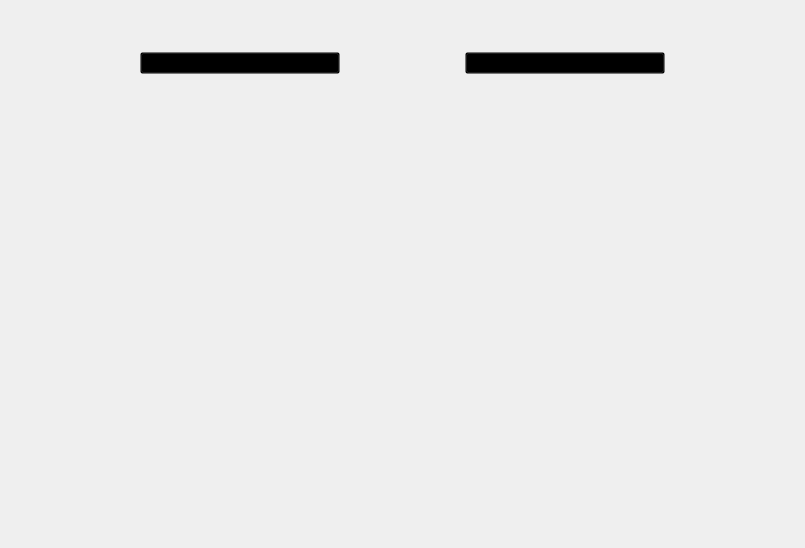
Old version of the form resource/ui/ComparePage.ui in the repository MidnightCrowing/ImageColorVisualization.
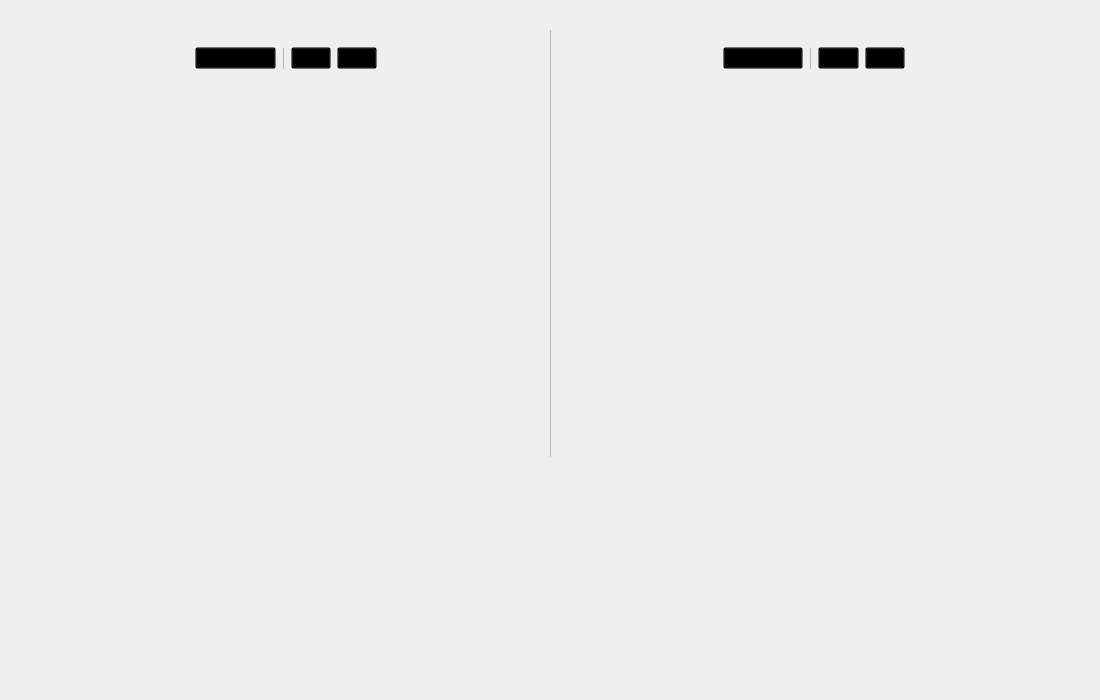
New version of the form. Custom widgets are drawn as their Qt base class.

The edit to the form file:
```diff
--- a/resource/ui/ComparePage.ui
+++ b/resource/ui/ComparePage.ui
@@ -6,10 +6,13 @@
    <rect>
     <x>0</x>
     <y>0</y>
-    <width>805</width>
-    <height>548</height>
+       <width>1100</width>
+       <height>700</height>
    </rect>
   </property>
+     <property name="windowTitle">
+         <string notr="true">ComparePage</string>
+  </property>
      <property name="locale">
          <locale language="English" country="UnitedStates"/>
      </property>
@@ -36,8 +39,8 @@
                          <rect>
                              <x>0</x>
                              <y>0</y>
-                             <width>787</width>
-                             <height>530</height>
+                             <width>1082</width>
+                             <height>682</height>
                          </rect>
                      </property>
                      <property name="styleSheet">
@@ -80,16 +83,77 @@
                                                  </item>
                                                  <item>
                                                      <widget class="QFrame" name="frame_3">
+                                                         <property name="layoutDirection">
+                                                             <enum>Qt::LayoutDirection::LeftToRight</enum>
+                                                         </property>
                                                          <layout class="QVBoxLayout" name="verticalLayout_2">
                                                              <item>
-                                                                 <widget class="PushButton" name="select_btn_1">
+                                                                 <widget class="QWidget" name="widget_4" native="true">
+                                                                     <layout class="QHBoxLayout"
+                                                                             name="horizontalLayout_5">
+                                                                         <item>
+                                                                             <widget class="PushButton"
+                                                                                     name="select_btn_1">
+                                                                                 <property name="sizePolicy">
+                                                                                     <sizepolicy hsizetype="Expanding"
+                                                                                                 vsizetype="Fixed">
+                                                                                         <horstretch>0</horstretch>
+                                                                                         <verstretch>0</verstretch>
+                                                                                     </sizepolicy>
+                                                                                 </property>
+                                                                                 <property name="layoutDirection">
+                                                                                     <enum>
+                                                                                         Qt::LayoutDirection::LeftToRight
+                                                                                     </enum>
+                                                                                 </property>
                                                                      <property name="text">
                                                                          <string>Select image</string>
                                                                      </property>
                                                                  </widget>
                                                              </item>
                                                              <item>
-                                                                 <widget class="ImageLabel" name="img_label_1">
+                                                                             <widget class="Line" name="line_2">
+                                                                                 <property name="midLineWidth">
+                                                                                     <number>1</number>
+                                                                                 </property>
+                                                                                 <property name="orientation">
+                                                                                     <enum>Qt::Orientation::Vertical
+                                                                                     </enum>
+                                                                                 </property>
+                                                                             </widget>
+                                                                         </item>
+                                                                         <item>
+                                                                             <widget class="ToggleToolButton"
+                                                                                     name="toggle_btn_img_1"/>
+                                                                         </item>
+                                                                         <item>
+                                                                             <widget class="ToggleToolButton"
+                                                                                     name="toggle_btn_point_1"/>
+                                                                         </item>
+                                                                     </layout>
+                                                                 </widget>
+                                                             </item>
+                                                             <item>
+                                                                 <widget class="QWidget" name="widget" native="true">
+                                                                     <layout class="QHBoxLayout"
+                                                                             name="horizontalLayout_3">
+                                                                         <item>
+                                                                             <spacer name="horizontalSpacer_4">
+                                                                                 <property name="orientation">
+                                                                                     <enum>Qt::Orientation::Horizontal
+                                                                                     </enum>
+                                                                                 </property>
+                                                                                 <property name="sizeHint" stdset="0">
+                                                                                     <size>
+                                                                                         <width>40</width>
+                                                                                         <height>20</height>
+                                                                                     </size>
+                                                                                 </property>
+                                                                             </spacer>
+                                                                         </item>
+                                                                         <item>
+                                                                             <widget class="ImageLabel"
+                                                                                     name="img_label_1">
                                                                      <property name="minimumSize">
                                                                          <size>
                                                                              <width>0</width>
@@ -102,23 +166,29 @@
                                                                              <height>140</height>
                                                                          </size>
                                                                      </property>
+                                                                                 <property name="layoutDirection">
+                                                                                     <enum>
+                                                                                         Qt::LayoutDirection::LeftToRight
+                                                                                     </enum>
+                                                                                 </property>
                                                                  </widget>
                                                              </item>
                                                              <item>
-                                                                 <spacer name="verticalSpacer">
+                                                                             <spacer name="horizontalSpacer_5">
                                                                      <property name="orientation">
-                                                                         <enum>Qt::Orientation::Vertical</enum>
-                                                                     </property>
-                                                                     <property name="sizeType">
-                                                                         <enum>QSizePolicy::Policy::Preferred</enum>
+                                                                                     <enum>Qt::Orientation::Horizontal
+                                                                                     </enum>
                                                                      </property>
                                                                      <property name="sizeHint" stdset="0">
                                                                          <size>
-                                                                             <width>20</width>
-                                                                             <height>40</height>
+                                                                                         <width>40</width>
+                                                                                         <height>20</height>
                                                                          </size>
                                                                      </property>
                                                                  </spacer>
+                                                                         </item>
+                                                                     </layout>
+                                                                 </widget>
                                                              </item>
                                                              <item>
                                                                  <widget class="QVTKRenderWindowInteractor"
@@ -131,15 +201,54 @@
                                                                      </property>
                                                                      <property name="maximumSize">
                                                                          <size>
-                                                                             <width>200</width>
-                                                                             <height>200</height>
+                                                                             <width>400</width>
+                                                                             <height>400</height>
                                                                          </size>
                                                                      </property>
+                                                                     <property name="layoutDirection">
+                                                                         <enum>Qt::LayoutDirection::LeftToRight</enum>
+                                                                     </property>
                                                                  </widget>
                                                              </item>
+                                                             <item>
+                                                                 <spacer name="verticalSpacer_3">
+                                                                     <property name="orientation">
+                                                                         <enum>Qt::Orientation::Vertical</enum>
+                                                                     </property>
+                                                                     <property name="sizeHint" stdset="0">
+                                                                         <size>
+                                                                             <width>20</width>
+                                                                             <height>0</height>
+                                                                         </size>
+                                                                     </property>
+                                                                 </spacer>
+                                                             </item>
                                                          </layout>
                                                      </widget>
                                                  </item>
+                                                 <item>
+                                                     <spacer name="horizontalSpacer_12">
+                                                         <property name="orientation">
+                                                             <enum>Qt::Orientation::Horizontal</enum>
+                                                         </property>
+                                                         <property name="sizeHint" stdset="0">
+                                                             <size>
+                                                                 <width>40</width>
+                                                                 <height>20</height>
+                                                             </size>
+                                                         </property>
+                                                     </spacer>
+                                                 </item>
+                                                 <item>
+                                                     <widget class="Line" name="line">
+                                                         <property name="midLineWidth">
+                                                             <number>1</number>
+                                                         </property>
+                                                         <property name="orientation">
+                                                             <enum>Qt::Orientation::Vertical</enum>
+                                                         </property>
+                                                     </widget>
+                                                 </item>
                                                  <item>
                                                      <spacer name="horizontalSpacer_2">
                                                          <property name="orientation">
@@ -160,14 +269,65 @@
                                                          </property>
                                                          <layout class="QVBoxLayout" name="verticalLayout_3">
                                                              <item>
-                                                                 <widget class="PushButton" name="select_btn_2">
+                                                                 <widget class="QWidget" name="widget_5" native="true">
+                                                                     <layout class="QHBoxLayout"
+                                                                             name="horizontalLayout_6">
+                                                                         <item>
+                                                                             <widget class="PushButton"
+                                                                                     name="select_btn_2">
+                                                                                 <property name="layoutDirection">
+                                                                                     <enum>
+                                                                                         Qt::LayoutDirection::LeftToRight
+                                                                                     </enum>
+                                                                                 </property>
                                                                      <property name="text">
                                                                          <string>Select image</string>
                                                                      </property>
                                                                  </widget>
                                                              </item>
                                                              <item>
-                                                                 <widget class="ImageLabel" name="img_label_2">
+                                                                             <widget class="Line" name="line_3">
+                                                                                 <property name="midLineWidth">
+                                                                                     <number>1</number>
+                                                                                 </property>
+                                                                                 <property name="orientation">
+                                                                                     <enum>Qt::Orientation::Vertical
+                                                                                     </enum>
+                                                                                 </property>
+                                                                             </widget>
+                                                                         </item>
+                                                                         <item>
+                                                                             <widget class="ToggleToolButton"
+                                                                                     name="toggle_btn_img_2"/>
+                                                                         </item>
+                                                                         <item>
+                                                                             <widget class="ToggleToolButton"
+                                                                                     name="toggle_btn_point_2"/>
+                                                                         </item>
+                                                                     </layout>
+                                                                 </widget>
+                                                             </item>
+                                                             <item>
+                                                                 <widget class="QWidget" name="widget_3" native="true">
+                                                                     <layout class="QHBoxLayout"
+                                                                             name="horizontalLayout_4">
+                                                                         <item>
+                                                                             <spacer name="horizontalSpacer_6">
+                                                                                 <property name="orientation">
+                                                                                     <enum>Qt::Orientation::Horizontal
+                                                                                     </enum>
+                                                                                 </property>
+                                                                                 <property name="sizeHint" stdset="0">
+                                                                                     <size>
+                                                                                         <width>40</width>
+                                                                                         <height>20</height>
+                                                                                     </size>
+                                                                                 </property>
+                                                                             </spacer>
+                                                                         </item>
+                                                                         <item>
+                                                                             <widget class="ImageLabel"
+                                                                                     name="img_label_2">
                                                                      <property name="minimumSize">
                                                                          <size>
                                                                              <width>0</width>
@@ -180,23 +340,29 @@
                                                                              <height>140</height>
                                                                          </size>
                                                                      </property>
+                                                                                 <property name="layoutDirection">
+                                                                                     <enum>
+                                                                                         Qt::LayoutDirection::LeftToRight
+                                                                                     </enum>
+                                                                                 </property>
                                                                  </widget>
                                                              </item>
                                                              <item>
-                                                                 <spacer name="verticalSpacer_2">
+                                                                             <spacer name="horizontalSpacer_7">
                                                                      <property name="orientation">
-                                                                         <enum>Qt::Orientation::Vertical</enum>
-                                                                     </property>
-                                                                     <property name="sizeType">
-                                                                         <enum>QSizePolicy::Policy::Preferred</enum>
+                                                                                     <enum>Qt::Orientation::Horizontal
+                                                                                     </enum>
                                                                      </property>
                                                                      <property name="sizeHint" stdset="0">
                                                                          <size>
-                                                                             <width>20</width>
-                                                                             <height>40</height>
+                                                                                         <width>40</width>
+                                                                                         <height>20</height>
                                                                          </size>
                                                                      </property>
                                                                  </spacer>
+                                                                         </item>
+                                                                     </layout>
+                                                                 </widget>
                                                              </item>
                                                              <item>
                                                                  <widget class="QVTKRenderWindowInteractor"
@@ -209,12 +375,28 @@
                                                                      </property>
                                                                      <property name="maximumSize">
                                                                          <size>
-                                                                             <width>200</width>
-                                                                             <height>200</height>
+                                                                             <width>400</width>
+                                                                             <height>400</height>
                                                                          </size>
                                                                      </property>
+                                                                     <property name="layoutDirection">
+                                                                         <enum>Qt::LayoutDirection::LeftToRight</enum>
+                                                                     </property>
                                                                  </widget>
                                                              </item>
+                                                             <item>
+                                                                 <spacer name="verticalSpacer_4">
+                                                                     <property name="orientation">
+                                                                         <enum>Qt::Orientation::Vertical</enum>
+                                                                     </property>
+                                                                     <property name="sizeHint" stdset="0">
+                                                                         <size>
+                                                                             <width>20</width>
+                                                                             <height>0</height>
+                                                                         </size>
+                                                                     </property>
+                                                                 </spacer>
+                                                             </item>
                                                          </layout>
                                                      </widget>
                                                  </item>
@@ -234,6 +416,32 @@
                                              </layout>
                                          </widget>
                                      </item>
+                                     <item>
+                                         <widget class="QFrame" name="frame_2">
+                                             <property name="layoutDirection">
+                                                 <enum>Qt::LayoutDirection::LeftToRight</enum>
+                                             </property>
+                                             <property name="frameShape">
+                                                 <enum>QFrame::Shape::StyledPanel</enum>
+                                             </property>
+                                             <property name="frameShadow">
+                                                 <enum>QFrame::Shadow::Raised</enum>
+                                             </property>
+                                         </widget>
+                                     </item>
+                                     <item>
+                                         <spacer name="verticalSpacer">
+                                             <property name="orientation">
+                                                 <enum>Qt::Orientation::Vertical</enum>
+                                             </property>
+                                             <property name="sizeHint" stdset="0">
+                                                 <size>
+                                                     <width>20</width>
+                                                     <height>0</height>
+                                                 </size>
+                                             </property>
+                                         </spacer>
+                                     </item>
                                  </layout>
                              </widget>
                          </item>
@@ -266,6 +474,11 @@
             <header>qfluentwidgets</header>
             <container>1</container>
         </customwidget>
+        <customwidget>
+            <class>ToggleToolButton</class>
+            <extends>QPushButton</extends>
+            <header>qfluentwidgets</header>
+        </customwidget>
     </customwidgets>
  <resources/>
  <connections/>
```
Lines whose indentation alone changed are shown as unchanged.
